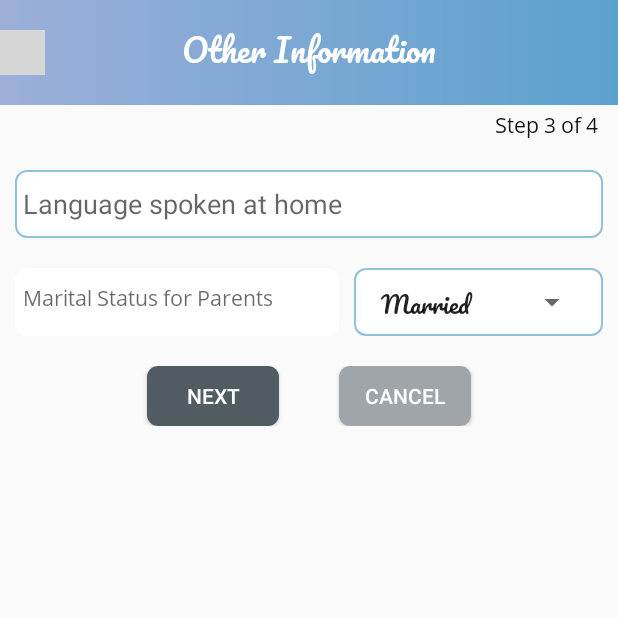
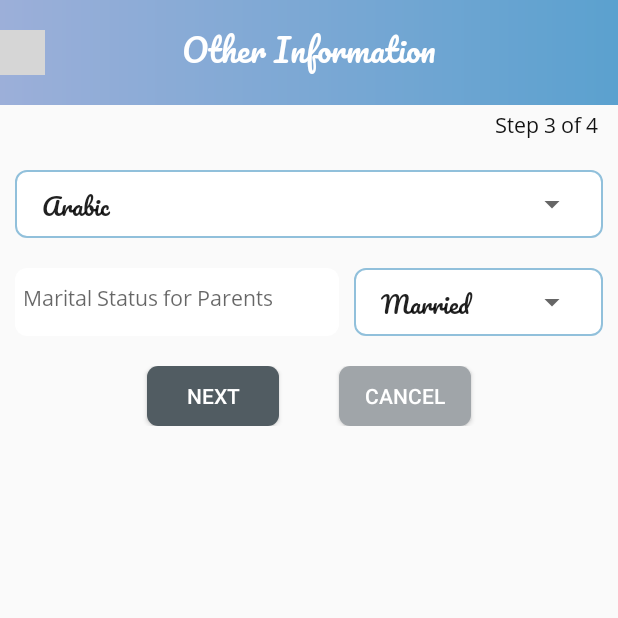
Before and after one commit to foravnish/Pinerria1, an Android app: the OtherInfo screen opened directly, with no data from a screen before it, on a phone screen of 412 x 824 dp, the top half of it. Run offline under Robolectric (Android 15) with nearby library versions, the phone set to English and light mode, and no system bars; network calls fail; grey boxes are pictures that could not be loaded.

Commit message:
UPDATE11

```diff
--- a/app/src/main/java/sweet/home/pinerria1/Activity/OtherInfo.java
+++ b/app/src/main/java/sweet/home/pinerria1/Activity/OtherInfo.java
@@ -18,10 +18,11 @@ import sweet.home.pinerria1.R;
 public class OtherInfo extends AppCompatActivity {
 
     Button next;
-    EditText language2,language;
-    Spinner switchStatus;
+    EditText language2;
+    Spinner switchStatus,language;
     String[] str1 = { "Married", "Unmarried"};
-    String statusM;
+    String[] str2 = { "Arabic", "English","Both"};
+    String statusM,statusL;
     boolean flag=false;
     @Override
     protected void onCreate(Bundle savedInstanceState) {
@@ -45,6 +46,10 @@ public class OtherInfo extends AppCompatActivity {
         ArrayAdapter subcat1 = new ArrayAdapter(OtherInfo.this,android.R.layout.simple_spinner_item,str1);
         subcat1.setDropDownViewResource(R.layout.simple_spinner_item);
         switchStatus.setAdapter(subcat1);
+
+        ArrayAdapter subcat2 = new ArrayAdapter(OtherInfo.this,android.R.layout.simple_spinner_item,str2);
+        subcat2.setDropDownViewResource(R.layout.simple_spinner_item);
+        language.setAdapter(subcat2);
 
         Log.d("dfdsgdgdfgd1",getIntent().getStringExtra("childData"));
         Log.d("dfdsgdgdfgd2",getIntent().getStringExtra("fatherData"));
@@ -72,6 +77,20 @@ public class OtherInfo extends AppCompatActivity {
             }
         });
 
+        language.setOnItemSelectedListener(new AdapterView.OnItemSelectedListener() {
+            @Override
+            public void onItemSelected(AdapterView<?> adapterView, View view, int i, long l) {
+                statusL=language.getSelectedItem().toString();
+
+            }
+
+            @Override
+            public void onNothingSelected(AdapterView<?> adapterView) {
+
+            }
+        });
+
+
 
         next.setOnClickListener(new View.OnClickListener() {
             @Override
@@ -84,7 +103,7 @@ public class OtherInfo extends AppCompatActivity {
                     intent.putExtra("motherData", getIntent().getStringExtra("motherData"));
 
                     intent.putExtra("language", statusM);
-                    intent.putExtra("maritalStatus", language.getText().toString());
+                    intent.putExtra("maritalStatus", statusL);
                     intent.putExtra("reason", language2.getText().toString());
                     startActivity(intent);
                 }
@@ -95,12 +114,13 @@ public class OtherInfo extends AppCompatActivity {
 
     private boolean validate(){
 
-        if (TextUtils.isEmpty(language.getText().toString()))
-        {
-            language.setError("Oops! Language Spoken blank");
-            language.requestFocus();
-            return false;
-        }
+//        if (TextUtils.isEmpty(language.getText().toString()))
+//        {
+//            language.setError("Oops! Language Spoken blank");
+//            language.requestFocus();
+//            return false;
+//        }
+
         if (flag==true) {
          if (TextUtils.isEmpty(language2.getText().toString())) {
                 language2.setError("Oops! Empty Field 2");
--- a/app/src/main/res/layout/activity_other_info.xml
+++ b/app/src/main/res/layout/activity_other_info.xml
@@ -55,17 +55,30 @@
                 android:layout_marginRight="3dp"
                 android:layout_gravity="right"/>
 
-            <EditText
-                android:id="@+id/language"
+            <!--<EditText-->
+                <!--android:id="@+id/language"-->
+                <!--android:layout_width="match_parent"-->
+                <!--android:layout_height="45dp"-->
+                <!--android:layout_marginTop="20dp"-->
+                <!--android:hint="Language spoken at home"-->
+                <!--android:layout_below="@+id/sign"-->
+                <!--android:paddingLeft="5dp"-->
+                <!--android:inputType="textPersonName"-->
+                <!--android:background="@drawable/strock_edit"/>-->
+
+            <LinearLayout
                 android:layout_width="match_parent"
                 android:layout_height="45dp"
                 android:layout_marginTop="20dp"
-                android:hint="Language spoken at home"
-                android:layout_below="@+id/sign"
-                android:paddingLeft="5dp"
-                android:inputType="textPersonName"
-                android:background="@drawable/strock_edit"/>
-
+                android:background="@drawable/strock_edit"
+                android:layout_weight="1.3">
+                <Spinner
+                    android:id="@+id/language"
+                    android:layout_width="match_parent"
+                    android:layout_height="45dp"
+                    android:layout_gravity="center"
+                    />
+            </LinearLayout>
 
 
 
--- a/app/src/main/res/layout/fragment_menual.xml
+++ b/app/src/main/res/layout/fragment_menual.xml
@@ -26,7 +26,7 @@
             android:layout_centerHorizontal="true"
             android:textSize="21dp"
             android:textColor="#fff"
-            android:text="School Manual"/>
+            android:text="Policy &amp; Procedure"/>
     </RelativeLayout>
 
     <ExpandableListView
```
Also changed, not shown: app/src/main/java/sweet/home/pinerria1/Activity/Login.java (+13 -12 lines), app/src/main/java/sweet/home/pinerria1/Activity/SplashAct.java (+112 -13 lines), 1 other file.
